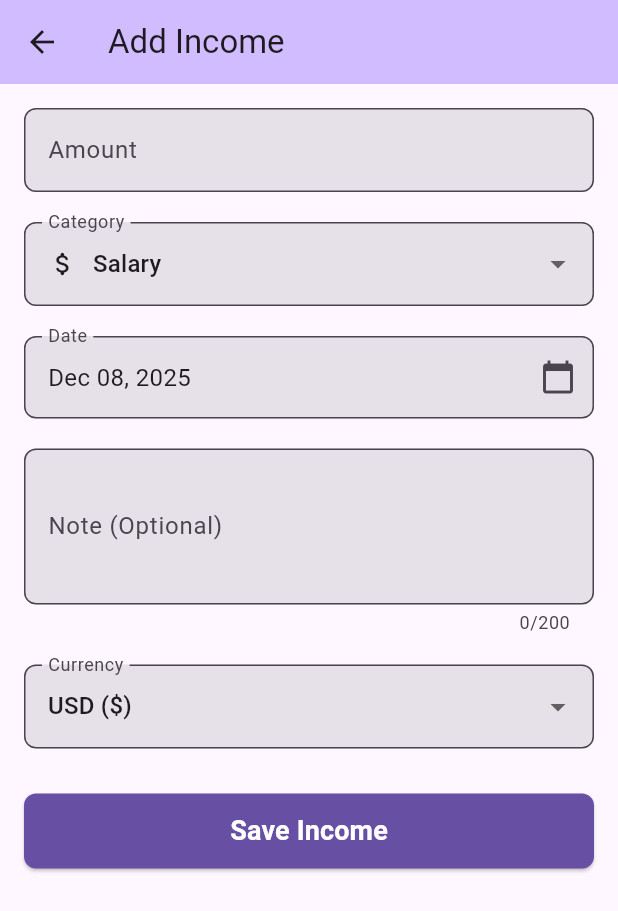
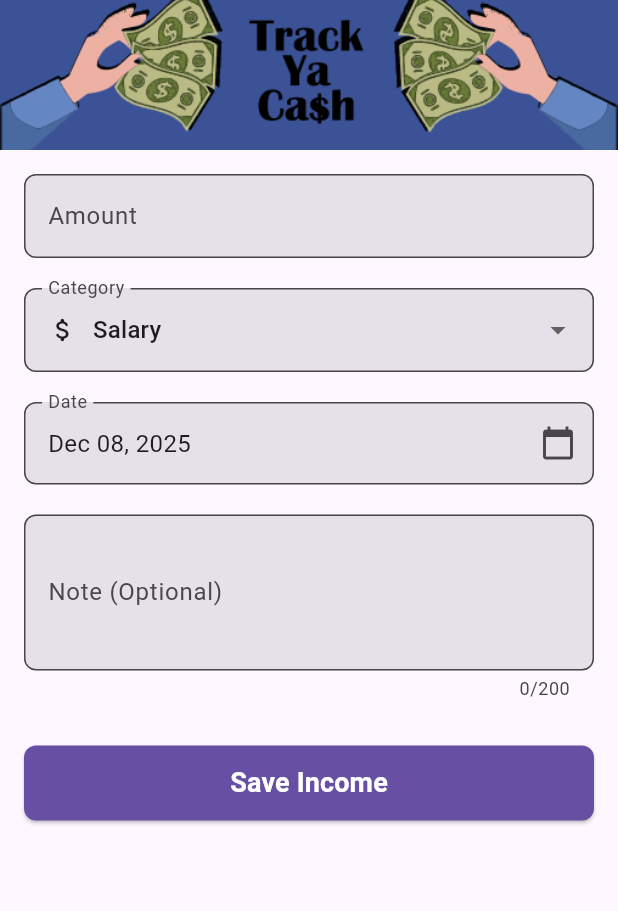
Before and after one commit to Dandaman130/CS233_Final_Project, a Flutter app: the Income screen opened directly, after a tap on the "add" icon, on a phone screen of 412 x 824 dp. Shown: the top 911 px of the screen. Run offline on Flutter 3.47's test engine with Material 3 defaults, Android fonts, the phone set to English and light mode, and no system bars; our stand-ins replace fl_chart, shared_preferences, sqflite; accounts and stored records are empty.

Commit message:
Moved Currency to Settings

```diff
--- a/lib/screens/addincome.dart
+++ b/lib/screens/addincome.dart
@@ -1,9 +1,27 @@
+/*
+Allows users to add new income entries with:
+- Amount (required, numeric with decimal support)
+- Category (dropdown selection from predefined categories)
+- Date (date picker, defaults to today)
+- Note (optional text field for additional context)
+
+Features:
+- Form validation for amount field
+- Date picker integration
+- Category icons in dropdown
+- Loading state while saving
+- Success/error feedback via SnackBar
+- Auto-return to income screen after save
+ */
+
 import 'package:flutter/material.dart';
-import 'package:flutter/services.dart';
-import 'package:intl/intl.dart';
-import '../models/incomes.dart';
-import '../database/database_helper.dart';
+import 'package:flutter/services.dart'; // For input formatters
+import 'package:intl/intl.dart'; // For date formatting
+import 'package:shared_preferences/shared_preferences.dart';
+import '../models/incomes.dart'; // Income data model
+import '../database/database_helper.dart'; // SQLite database helper
 
+// Main AddIncome widget (StatefulWidget for form state management)
 class AddIncome extends StatefulWidget {
   const AddIncome({Key? key}) : super(key: key);
 
@@ -11,16 +29,49 @@ class AddIncome extends StatefulWidget {
   State<AddIncome> createState() => _AddIncomeState();
 }
 
+// State class for AddIncome - manages form data and submission
 class _AddIncomeState extends State<AddIncome> {
+  // Form key for validation
   final _formKey = GlobalKey<FormState>();
 
-  final _amountController = TextEditingController();
-  final _noteController = TextEditingController();
+  // Text editing controllers for input fields
+  final _amountController = TextEditingController(); // Amount input
+  final _noteController = TextEditingController(); // Note input
 
-  String _selectedCategory = IncomeCategories.salary;
-  DateTime _selectedDate = DateTime.now();
-  String _selectedCurrency = 'USD';
-  bool _isSaving = false;
+  // Form state variables
+  String _selectedCategory = IncomeCategories.salary; // Default category
+  DateTime _selectedDate = DateTime.now(); // Default to today
+  String _selectedCurrency = 'USD'; // Default currency, will be loaded from settings
+  bool _isSaving = false; // Loading state during save operation
+  bool _isLoading = true; // Loading state for initial data
+
+  @override
+  void initState() {
+    super.initState();
+    _loadCurrency(); // Load saved currency when screen opens
+  }
+
+  // Load saved currency from SharedPreferences
+  Future<void> _loadCurrency() async {
+    try {
+      final prefs = await SharedPreferences.getInstance();
+      if (mounted) {
+        setState(() {
+          _selectedCurrency = prefs.getString('currency') ?? 'USD';
+          _isLoading = false;
+        });
+      }
+    } catch (e) {
+      // If SharedPreferences fails, just use default USD and continue
+      print('Error loading currency: $e');
+      if (mounted) {
+        setState(() {
+          _selectedCurrency = 'USD';
+          _isLoading = false;
+        });
+      }
+    }
+  }
 
   @override
   void dispose() {
@@ -30,27 +81,27 @@ class _AddIncomeState extends State<AddIncome> {
   }
 
   Future<void> _selectDate(BuildContext context) async {
-    final picked = await showDatePicker(
+    final DateTime? picked = await showDatePicker(
       context: context,
       initialDate: _selectedDate,
       firstDate: DateTime(2000),
       lastDate: DateTime(2100),
     );
-
     if (picked != null && picked != _selectedDate) {
-      setState(() => _selectedDate = picked);
+      setState(() {
+        _selectedDate = picked;
+      });
     }
   }
 
   Future<void> _saveIncome() async {
-    if (!_formKey.currentState!.validate()) return;
-
+    if (_formKey.currentState!.validate()) {
       setState(() => _isSaving = true);
 
       final income = Incomes(
         amount: double.parse(_amountController.text),
         category: _selectedCategory,
-      date: _selectedDate.toIso8601String().substring(0, 10),
+        date: _selectedDate.toIso8601String().substring(0, 10), // YYYY-MM-DD
         note: _noteController.text.trim().isEmpty
             ? null
             : _noteController.text.trim(),
@@ -60,22 +111,22 @@ class _AddIncomeState extends State<AddIncome> {
       try {
         await DatabaseHelper.instance.createIncome(income);
 
-      if (!mounted) return;
-
+        if (mounted) {
           ScaffoldMessenger.of(context).showSnackBar(
             const SnackBar(content: Text('Income added successfully!')),
           );
-
-      Navigator.pop(context);
+          Navigator.pop(context); // Return to income screen
+        }
       } catch (e) {
-      if (!mounted) return;
-
+        if (mounted) {
           ScaffoldMessenger.of(
             context,
           ).showSnackBar(SnackBar(content: Text('Error saving income: $e')));
+        }
       } finally {
         if (mounted) {
           setState(() => _isSaving = false);
+        }
       }
     }
   }
@@ -85,11 +136,20 @@ class _AddIncomeState extends State<AddIncome> {
     final dateFormatter = DateFormat('MMM dd, yyyy');
 
     return Scaffold(
-      appBar: AppBar(
-        title: const Text('Add Income'),
-        backgroundColor: Theme.of(context).colorScheme.inversePrimary,
+      appBar: PreferredSize(
+        preferredSize: const Size.fromHeight(100),
+        child: Container(
+          decoration: BoxDecoration(
+            image: DecorationImage(
+              image: AssetImage('images/track_ya_cash_img.png'),
+              fit: BoxFit.cover,
+            ),
+          ),
+        ),
       ),
       body: _isSaving
+          ? const Center(child: CircularProgressIndicator())
+          : _isLoading
               ? const Center(child: CircularProgressIndicator())
               : SingleChildScrollView(
                   padding: const EdgeInsets.all(16),
@@ -98,7 +158,7 @@ class _AddIncomeState extends State<AddIncome> {
                     child: Column(
                       crossAxisAlignment: CrossAxisAlignment.start,
                       children: [
-                    // Amount
+                        // Amount Field
                         TextFormField(
                           controller: _amountController,
                           decoration: InputDecoration(
@@ -130,7 +190,7 @@ class _AddIncomeState extends State<AddIncome> {
                         ),
                         const SizedBox(height: 20),
 
-                    // Category
+                        // Category Dropdown
                         DropdownButtonFormField<String>(
                           value: _selectedCategory,
                           decoration: InputDecoration(
@@ -153,12 +213,14 @@ class _AddIncomeState extends State<AddIncome> {
                             );
                           }).toList(),
                           onChanged: (value) {
-                        setState(() => _selectedCategory = value!);
+                            setState(() {
+                              _selectedCategory = value!;
+                            });
                           },
                         ),
                         const SizedBox(height: 20),
 
-                    // Date
+                        // Date Picker
                         InkWell(
                           onTap: () => _selectDate(context),
                           child: InputDecorator(
@@ -178,7 +240,7 @@ class _AddIncomeState extends State<AddIncome> {
                         ),
                         const SizedBox(height: 20),
 
-                    // Note
+                        // Note Field (Optional)
                         TextFormField(
                           controller: _noteController,
                           decoration: InputDecoration(
@@ -191,25 +253,6 @@ class _AddIncomeState extends State<AddIncome> {
                           ),
                           maxLines: 3,
                           maxLength: 200,
-                    ),
-                    const SizedBox(height: 20),
-
-                    // Currency
-                    DropdownButtonFormField<String>(
-                      value: _selectedCurrency,
-                      decoration: InputDecoration(
-                        labelText: 'Currency',
-                        border: OutlineInputBorder(
-                          borderRadius: BorderRadius.circular(8),
-                        ),
-                        filled: true,
-                      ),
-                      items: const [
-                        DropdownMenuItem(value: 'USD', child: Text('USD (\$)')),
-                      ],
-                      onChanged: (value) {
-                        setState(() => _selectedCurrency = value!);
-                      },
                         ),
                         const SizedBox(height: 30),
 
--- a/lib/screens/income.dart
+++ b/lib/screens/income.dart
@@ -22,6 +22,7 @@ import 'package:intl/intl.dart'; // Package for date formatting
 import 'addincome.dart'; // Screen for adding new incomes
 import '../models/incomes.dart'; // Income data model
 import '../database/database_helper.dart'; // SQLite database helper
+import '../screens/settings.dart'; // For currency settings
 
 // Main Incomes widget (StatefulWidget for dynamic data)
 class Income extends StatefulWidget {
@@ -155,9 +156,16 @@ class _IncomeState extends State<Income> {
   Widget build(BuildContext context) {
     return Scaffold(
       // App bar with title
-      appBar: AppBar(
-        title: const Text('Incomes'),
-        backgroundColor: Theme.of(context).colorScheme.inversePrimary,
+      appBar: PreferredSize(
+        preferredSize: const Size.fromHeight(100),
+        child: Container(
+          decoration: BoxDecoration(
+            image: DecorationImage(
+              image: AssetImage('images/track_ya_cash_img.png'),
+              fit: BoxFit.cover,
+            ),
+          ),
+        ),
       ),
 
       body: _isLoading
```
Also changed, not shown: lib/database/database_helper.dart (+26 -0 lines), lib/screens/addexpense.dart (+43 -25 lines), lib/screens/expenses.dart (+12 -4 lines), lib/screens/settings.dart (+96 -19 lines), pubspec.yaml (+4 -3 lines), images/track_ya_cash_img.png (added), pubspec.lock. Lines whose indentation alone changed are shown as unchanged.
